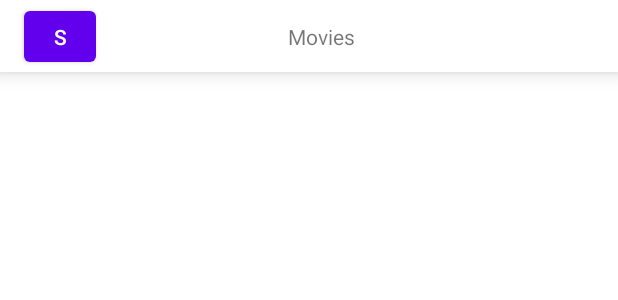
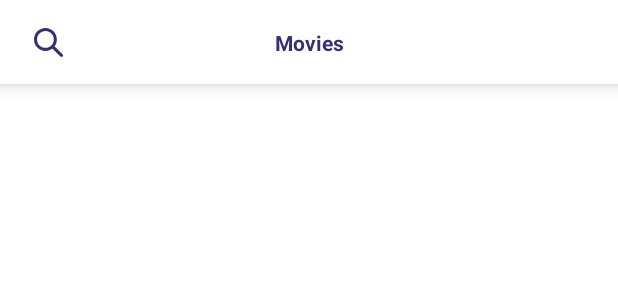
Before and after one commit to dimryb/MeringueIMDb, an Android app: the layout toolbar.xml on its own in the app's theme, with its tools: preview values and no code run, on a phone screen of 412 x 824 dp. Shown: the top 300 px of the screen. Run offline under Robolectric (Android 15) with nearby library versions, the phone set to English and light mode, and no system bars.

Commit message:
Доработать верхнюю панель при просмотре детализации фильма

```diff
--- a/app/src/main/java/space/rybakov/meringueimdb/presentation/activity/DetailsFragment.kt
+++ b/app/src/main/java/space/rybakov/meringueimdb/presentation/activity/DetailsFragment.kt
@@ -6,11 +6,13 @@ import android.os.Bundle
 import android.view.LayoutInflater
 import android.view.View
 import android.view.ViewGroup
+import androidx.core.content.ContextCompat
 import androidx.fragment.app.Fragment
 import androidx.fragment.app.activityViewModels
 import androidx.navigation.fragment.findNavController
 import androidx.navigation.fragment.navArgs
 import dagger.hilt.android.AndroidEntryPoint
+import space.rybakov.meringueimdb.R
 import space.rybakov.meringueimdb.databinding.FragmentDetailsBinding
 import space.rybakov.meringueimdb.domain.Film
 import space.rybakov.meringueimdb.presentation.view.load
@@ -48,6 +50,9 @@ class DetailsFragment : Fragment() {
             textViewYearDetail.text = film.year
             textViewTypeDetail.text = film.type
             imageViewPosterDetail.load(film.poster)
+            val arrow = ContextCompat.getDrawable(requireContext(), R.drawable.ic_arrow_1)
+            toolbar.buttonAction.setImageDrawable(arrow)
+            toolbar.toolbarTitle.text = film.title
         }
     }
 
--- a/app/src/main/res/layout/toolbar.xml
+++ b/app/src/main/res/layout/toolbar.xml
@@ -5,32 +5,39 @@
 
     android:id="@+id/toolbar"
     android:layout_width="match_parent"
-    android:layout_height="48dp"
+    android:layout_height="@dimen/toolbar_height"
     android:background="@color/white"
     android:elevation="@dimen/elevation"
     app:layout_constraintEnd_toEndOf="parent"
     app:layout_constraintStart_toStartOf="parent"
     app:layout_constraintTop_toTopOf="parent">
 
-    <Button
+    <ImageButton
         android:id="@+id/button_action"
-        android:layout_width="48dp"
-        android:layout_height="46dp"
+        android:layout_width="@dimen/button_size"
+        android:layout_height="@dimen/button_size"
         android:layout_marginStart="16dp"
-        android:text="S"
+        android:background="@color/transparent"
+        android:src="@drawable/ic_search"
+        tools:text="S"
         app:layout_constraintBottom_toBottomOf="parent"
         app:layout_constraintStart_toStartOf="parent"
         app:layout_constraintTop_toTopOf="parent" />
 
     <TextView
-        android:id="@+id/textView"
+        android:id="@+id/toolbarTitle"
         android:layout_width="wrap_content"
         android:layout_height="wrap_content"
         android:layout_weight="1"
-        android:text="Movies"
+        android:ellipsize="end"
+        android:maxWidth="200dp"
+        android:singleLine="true"
+        android:text="@string/movies"
+        android:textColor="@color/text_color"
+        android:textStyle="bold"
         app:layout_constraintBottom_toBottomOf="parent"
         app:layout_constraintEnd_toEndOf="parent"
-        app:layout_constraintStart_toStartOf="@+id/button_action"
+        app:layout_constraintStart_toStartOf="parent"
         app:layout_constraintTop_toTopOf="parent" />
 
 </androidx.constraintlayout.widget.ConstraintLayout>
--- a/app/src/main/res/values/colors.xml
+++ b/app/src/main/res/values/colors.xml
@@ -8,4 +8,5 @@
     <color name="black">#FF000000</color>
     <color name="white">#FFFFFFFF</color>
     <color name="transparent">#00FFFFFF</color>
+    <color name="text_color">#343074</color>
 </resources>
--- a/app/src/main/res/values/dimens.xml
+++ b/app/src/main/res/values/dimens.xml
@@ -12,4 +12,5 @@
     <dimen name="card_button_like_marinEnd">16dp</dimen>
     <dimen name="card_button_marginBottom">16dp</dimen>
     <dimen name="card_button_comment_marginEnd">8dp</dimen>
+    <dimen name="toolbar_height">56dp</dimen>
 </resources>
--- a/app/src/main/res/values/strings.xml
+++ b/app/src/main/res/values/strings.xml
@@ -10,4 +10,5 @@
     <string name="description_image">Description image</string>
     <string name="like_button">Like button</string>
     <string name="comment_button">Comment button</string>
+    <string name="movies">Movies</string>
 </resources>
```
